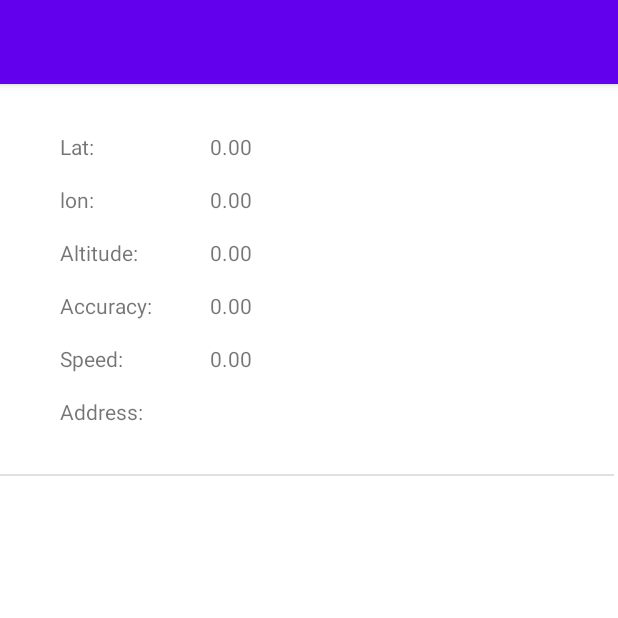
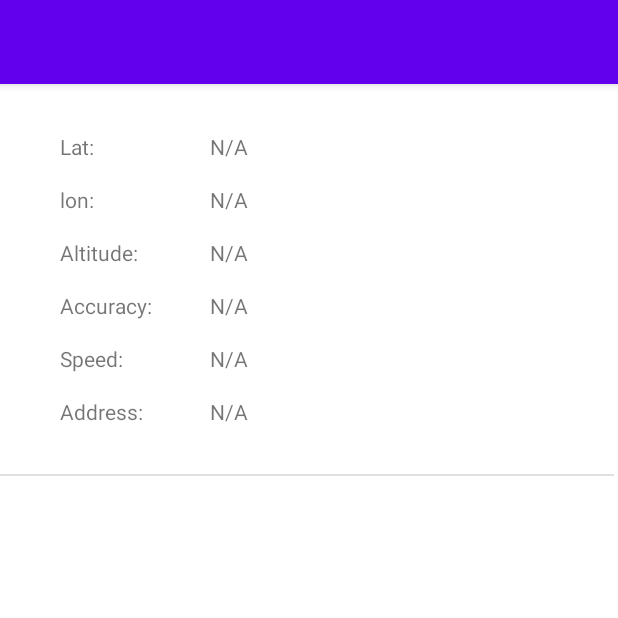
Before and after one commit to audribean/GeoCode-DANDYHACKS, an Android app: the screen it shows after launch (MainActivity), on a phone screen of 412 x 824 dp, the top half of it. Run offline under Robolectric (Android 15) with nearby library versions, the light colour scheme and no system bars.

Commit message:
Fixed UI for address and other minor UI things

```diff
--- a/app/src/main/java/com/dandyhacks/gpstracker/MainActivity.java
+++ b/app/src/main/java/com/dandyhacks/gpstracker/MainActivity.java
@@ -198,7 +198,7 @@ public class MainActivity extends AppCompatActivity {
 
             } else {
 
-                tv_address.setText("Searching current address");;
+                tv_address.setText("Searching current address");
             }
 
         } catch (Exception e) {
--- a/app/src/main/res/layout/activity_main.xml
+++ b/app/src/main/res/layout/activity_main.xml
@@ -22,7 +22,7 @@
         android:layout_width="wrap_content"
         android:layout_height="wrap_content"
         android:layout_marginTop="32dp"
-        android:text="0.00"
+        android:text="N/A"
         app:layout_constraintStart_toEndOf="@+id/tv_labellat"
         app:layout_constraintTop_toTopOf="parent" />
 
@@ -42,7 +42,7 @@
         android:layout_width="wrap_content"
         android:layout_height="wrap_content"
         android:layout_marginTop="16dp"
-        android:text="0.00"
+        android:text="N/A"
         app:layout_constraintStart_toEndOf="@+id/tv_labellon"
         app:layout_constraintTop_toBottomOf="@+id/tv_lat" />
 
@@ -61,7 +61,7 @@
         android:id="@+id/tv_altitude"
         android:layout_width="wrap_content"
         android:layout_height="wrap_content"
-        android:text="0.00"
+        android:text="N/A"
         app:layout_constraintStart_toEndOf="@+id/tv_labelaltitude"
         app:layout_constraintTop_toTopOf="@+id/tv_labelaltitude" />
 
@@ -80,7 +80,7 @@
         android:id="@+id/tv_accuracy"
         android:layout_width="wrap_content"
         android:layout_height="wrap_content"
-        android:text="0.00"
+        android:text="N/A"
         app:layout_constraintStart_toEndOf="@+id/tv_labelaccuracy"
         app:layout_constraintTop_toTopOf="@+id/tv_labelaccuracy" />
 
@@ -99,7 +99,7 @@
         android:id="@+id/tv_speed"
         android:layout_width="wrap_content"
         android:layout_height="wrap_content"
-        android:text="0.00"
+        android:text="N/A"
         app:layout_constraintStart_toEndOf="@+id/tv_labelspeed"
         app:layout_constraintTop_toTopOf="@+id/tv_labelspeed" />
 
@@ -135,9 +135,11 @@
 
     <TextView
         android:id="@+id/tv_address"
-        android:layout_width="wrap_content"
+        android:layout_width="0dp"
         android:layout_height="wrap_content"
+        android:text="N/A"
         app:layout_constraintStart_toEndOf="@+id/tv_lbladdress"
+        app:layout_constraintEnd_toEndOf="parent"
         app:layout_constraintTop_toTopOf="@+id/tv_lbladdress" />
 
     <TextView
```
